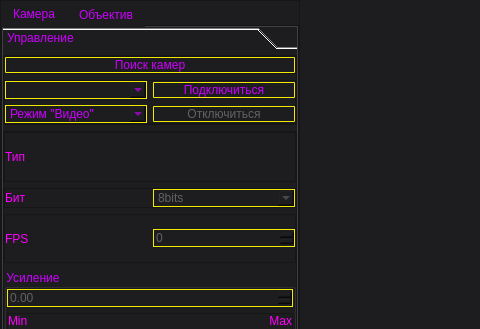
Old version of the form project/mainwindow.ui in the repository H4KC3R/AlgoDemon; both pictures show x 0 to 480 and y 0 to 329 of the 986 by 746 pixel window.
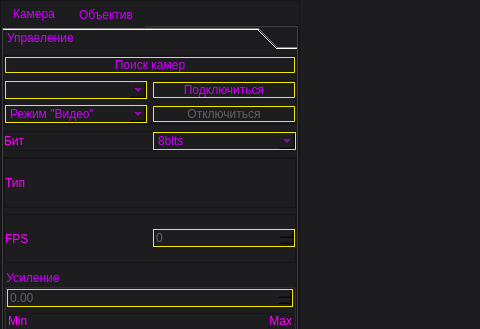
New version of the form. The open tabs and pages were chosen to show the change. Icons and pictures are not drawn.

What changed in the file:
```diff
--- a/project/mainwindow.ui
+++ b/project/mainwindow.ui
@@ -216,8 +216,8 @@
                <rect>
                 <x>0</x>
                 <y>0</y>
-                <width>318</width>
-                <height>768</height>
+                <width>280</width>
+                <height>640</height>
                </rect>
               </property>
               <attribute name="label">
@@ -373,6 +373,60 @@
                  </layout>
                 </widget>
                </item>
+               <item>
+                <widget class="QFrame" name="cameraBitFrame">
+                 <property name="sizePolicy">
+                  <sizepolicy hsizetype="Preferred" vsizetype="Fixed">
+                   <horstretch>0</horstretch>
+                   <verstretch>0</verstretch>
+                  </sizepolicy>
+                 </property>
+                 <property name="frameShape">
+                  <enum>QFrame::StyledPanel</enum>
+                 </property>
+                 <property name="frameShadow">
+                  <enum>QFrame::Raised</enum>
+                 </property>
+                 <layout class="QHBoxLayout" name="horizontalLayout_2">
+                  <property name="leftMargin">
+                   <number>0</number>
+                  </property>
+                  <property name="topMargin">
+                   <number>0</number>
+                  </property>
+                  <property name="rightMargin">
+                   <number>0</number>
+                  </property>
+                  <property name="bottomMargin">
+                   <number>0</number>
+                  </property>
+                  <item>
+                   <widget class="QLabel" name="cameraBitLabel">
+                    <property name="text">
+                     <string>Бит</string>
+                    </property>
+                   </widget>
+                  </item>
+                  <item>
+                   <widget class="QComboBox" name="cameraBitComboBox">
+                    <property name="enabled">
+                     <bool>true</bool>
+                    </property>
+                    <item>
+                     <property name="text">
+                      <string>8bits</string>
+                     </property>
+                    </item>
+                    <item>
+                     <property name="text">
+                      <string>16bits</string>
+                     </property>
+                    </item>
+                   </widget>
+                  </item>
+                 </layout>
+                </widget>
+               </item>
                <item>
                 <widget class="QFrame" name="cameraControlFrame">
                  <property name="enabled">
@@ -441,60 +495,6 @@
                     </layout>
                    </widget>
                   </item>
-                  <item>
-                   <widget class="QFrame" name="cameraBitFrame">
-                    <property name="sizePolicy">
-                     <sizepolicy hsizetype="Preferred" vsizetype="Fixed">
-                      <horstretch>0</horstretch>
-                      <verstretch>0</verstretch>
-                     </sizepolicy>
-                    </property>
-                    <property name="frameShape">
-                     <enum>QFrame::StyledPanel</enum>
-                    </property>
-                    <property name="frameShadow">
-                     <enum>QFrame::Raised</enum>
-                    </property>
-                    <layout class="QHBoxLayout" name="horizontalLayout_2">
-                     <property name="leftMargin">
-                      <number>0</number>
-                     </property>
-                     <property name="topMargin">
-                      <number>0</number>
-                     </property>
-                     <property name="rightMargin">
-                      <number>0</number>
-                     </property>
-                     <property name="bottomMargin">
-                      <number>0</number>
-                     </property>
-                     <item>
-                      <widget class="QLabel" name="cameraBitLabel">
-                       <property name="text">
-                        <string>Бит</string>
-                       </property>
-                      </widget>
-                     </item>
-                     <item>
-                      <widget class="QComboBox" name="cameraBitComboBox">
-                       <property name="enabled">
-                        <bool>false</bool>
-                       </property>
-                       <item>
-                        <property name="text">
-                         <string>8bits</string>
-                        </property>
-                       </item>
-                       <item>
-                        <property name="text">
-                         <string>16bits</string>
-                        </property>
-                       </item>
-                      </widget>
-                     </item>
-                    </layout>
-                   </widget>
-                  </item>
                   <item>
                    <widget class="QFrame" name="cameraFpsFrame">
                     <property name="frameShape">
```
Left out of the diff: 58 changed lines with no effect on the pictures.
